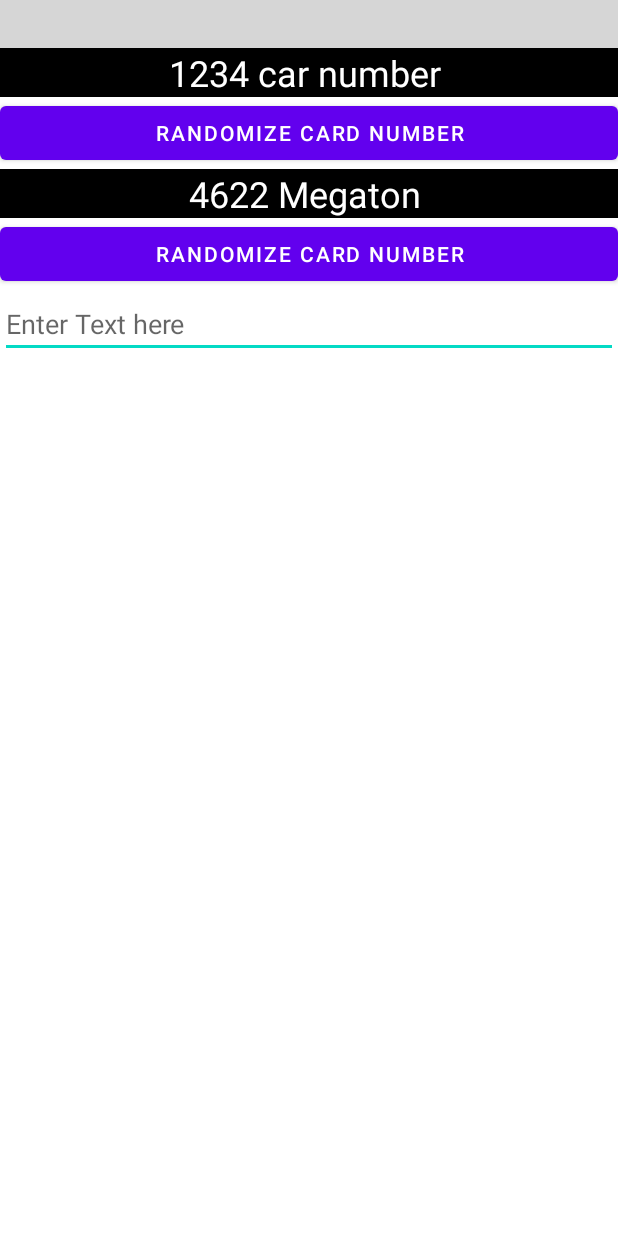
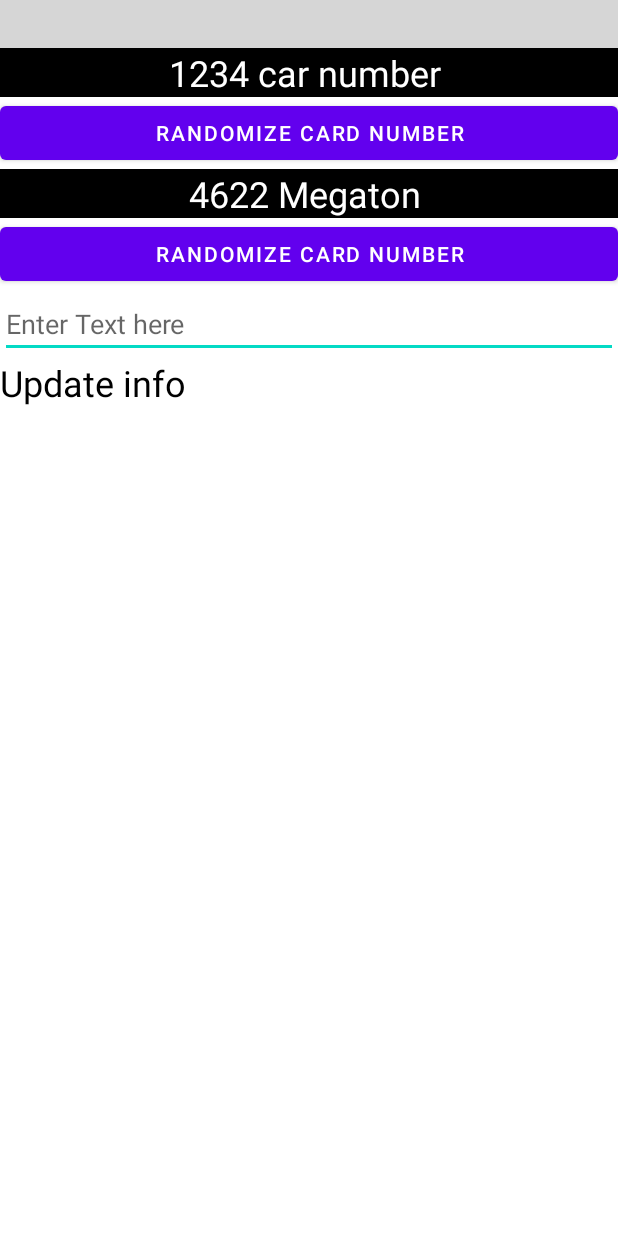
Before and after one commit to authoritydmc/CardDo, an Android app: the layout activity_main.xml on its own in the app's theme, with its tools: preview values and no code run, on a phone screen of 412 x 824 dp. Run offline under Robolectric (Android 15) with nearby library versions, the phone set to English and light mode, and no system bars; plain views replace CustomCreditCard; grey boxes are pictures that could not be loaded.

```diff
--- a/app/src/main/assets/config.json
+++ b/app/src/main/assets/config.json
@@ -1,4 +1,4 @@
 {
-  "version": "1.0.0",
+  "version": "0.0.2",
   "downloadURL": "https://google.com"
 }
--- a/app/src/main/res/layout/activity_main.xml
+++ b/app/src/main/res/layout/activity_main.xml
@@ -4,12 +4,15 @@
     xmlns:tools="http://schemas.android.com/tools"
     android:layout_width="match_parent"
     android:layout_height="match_parent"
+
     android:orientation="vertical"
     tools:context=".activities.MainActivity">
 
 <LinearLayout
     android:layout_width="match_parent"
+
     android:layout_height="wrap_content"
+    android:id="@+id/lv"
     android:orientation="vertical">
 
     <com.example.creditcardlibrary.view.CustomCreditCard
@@ -44,8 +47,18 @@
     <EditText
         android:layout_width="match_parent"
         android:layout_height="wrap_content"
+        android:id="@+id/edit"
         android:hint="Enter Text here"
         />
+
+    <TextView
+        android:layout_width="match_parent"
+        android:layout_height="match_parent"
+        android:text="Update info"
+        android:id="@+id/txtView_updateInfo"
+        android:textColor="@color/black"
+
+        android:textSize="24sp"/>
 </LinearLayout>
 
 </ScrollView>
```
Also changed, not shown: app/src/main/java/com/authoritydmc/carddo/activities/MainActivity.kt (+11 -1 lines), app/src/main/java/com/authoritydmc/carddo/utility/UTILS.kt (+8 -3 lines).
